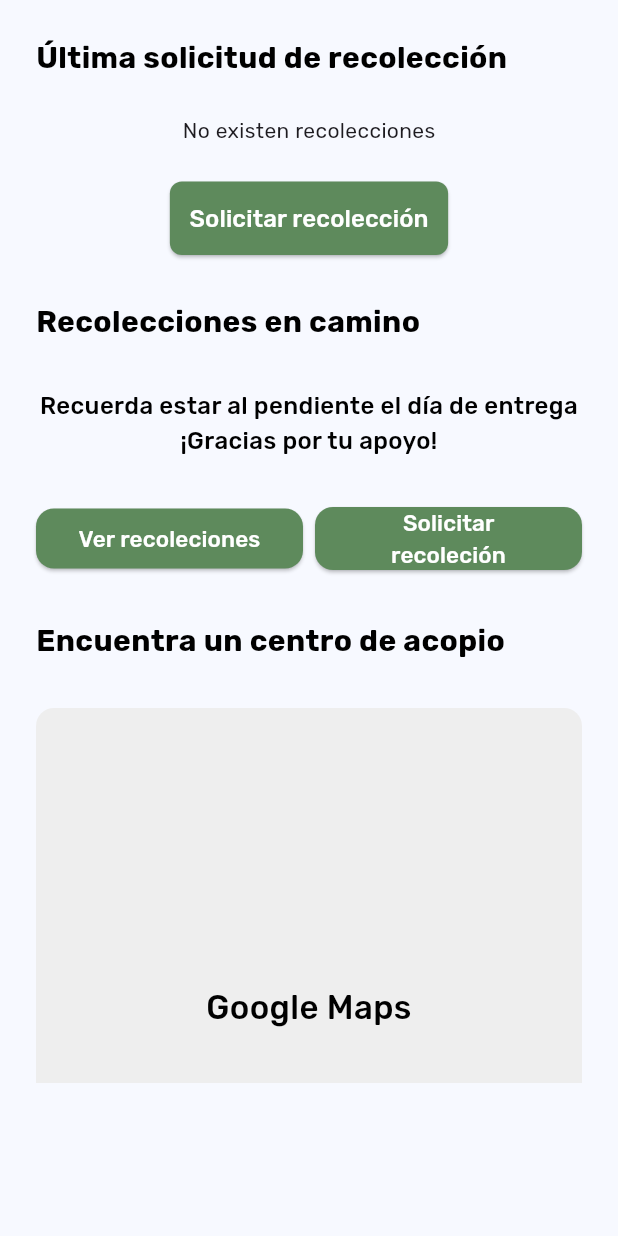
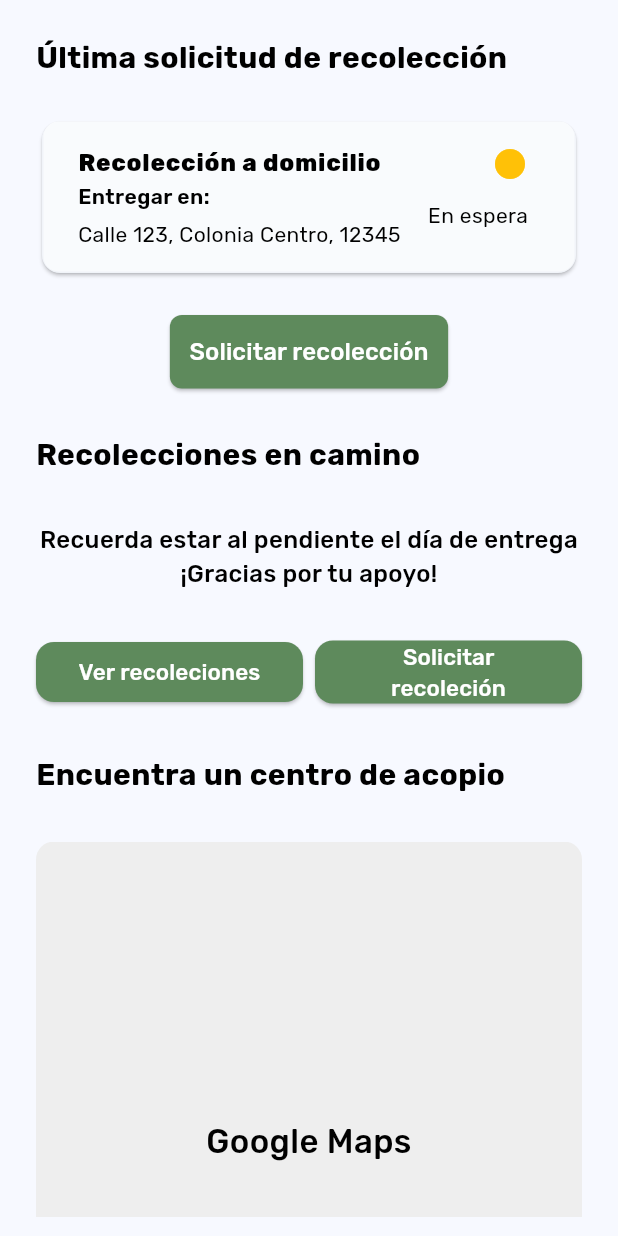
Before and after one commit to julianvent/acopiatech-app, a Flutter app: the UserHomeView screen opened directly, on a phone screen of 412 x 824 dp. Run offline on Flutter 3.47's test engine with Material 3 defaults, Android fonts, the phone set to English and light mode, and no system bars; our stand-ins replace animated_splash_screen, cloud_firestore, equatable, firebase_auth, firebase_core, firebase_storage and 7 more; accounts and stored records are empty; network calls fail.

Commit message:
get last collection part 1

```diff
--- a/lib/services/cloud/collections/bloc/collection_bloc.dart
+++ b/lib/services/cloud/collections/bloc/collection_bloc.dart
@@ -1,5 +1,3 @@
-import 'dart:developer';
-
 import 'package:acopiatech/services/auth/auth_service.dart';
 import 'package:acopiatech/services/cloud/collections/bloc/collection_event.dart';
 import 'package:acopiatech/services/cloud/collections/bloc/collection_state.dart';
@@ -29,6 +27,14 @@ class CollectionBloc extends Bloc<CollectionEvent, CollectionState> {
       );
     });
 
+    on<CollectionEventLoadLastCollection>((event, emit) {
+      emit(
+        CollectionStateLoadedLastCollection(collection: null, isLoading: true),
+      );
+
+
+    });
+
     on<CollectionEventCreateCollection>((event, emit) async {
       emit(CollectionStateCreatingCollection(isLoading: true, exception: null));
       final currentUser = await AuthService.firebase().currentUser;
--- a/lib/services/cloud/collections/bloc/collection_event.dart
+++ b/lib/services/cloud/collections/bloc/collection_event.dart
@@ -7,6 +7,10 @@ abstract class CollectionEvent {
 
 class CollectionEventLoadCollections extends CollectionEvent {
   const CollectionEventLoadCollections();
+}
+
+class CollectionEventLoadLastCollection extends CollectionEvent {
+  const CollectionEventLoadLastCollection();
 }
 
 class CollectionEventCreateCollection extends CollectionEvent {
--- a/lib/services/cloud/collections/bloc/collection_state.dart
+++ b/lib/services/cloud/collections/bloc/collection_state.dart
@@ -25,6 +25,16 @@ class CollectionStateLoadedCollections extends CollectionState {
   });
 }
 
+class CollectionStateLoadedLastCollection extends CollectionState {
+  final Collection? collection;
+
+  const CollectionStateLoadedLastCollection({
+    required this.collection,
+    required super.isLoading,
+    super.loadingText,
+  });
+}
+
 class CollectionStateCreatingCollection extends CollectionState {
   final Exception? exception;
 
--- a/lib/services/cloud/collections/collection_storage.dart
+++ b/lib/services/cloud/collections/collection_storage.dart
@@ -85,4 +85,13 @@ class CollectionStorage {
       throw CouldNotCreateCollectionException();
     }
   }
+
+  Future<Collection> getLastCollection({required String ownerUserId}) async {
+    final querySnapshot = await collections
+        .where(ownerUserIdFieldName, isEqualTo: ownerUserId)
+        .orderBy(timeCreatedFieldName, descending: true)
+        .limit(1)
+        .get()
+        .then();
+  }
 }
--- a/lib/views/user/collection/collection_list_view.dart
+++ b/lib/views/user/collection/collection_list_view.dart
@@ -1,4 +1,3 @@
-import 'package:acopiatech/constants/colors_palette.dart';
 import 'package:acopiatech/services/cloud/collections/collection.dart';
 import 'package:flutter/material.dart';
 
@@ -24,9 +23,6 @@ class CollectionListView extends StatelessWidget {
 
   @override
   Widget build(BuildContext context) {
-    if (collections.isEmpty) {
-      return const Text('No existen recolecciones');
-    }
     return Card(
       child: Stack(
         children: [
@@ -43,21 +39,30 @@ class CollectionListView extends StatelessWidget {
           ),
           Material(
             color: Colors.transparent,
+            child: Padding(
+              padding: const EdgeInsets.all(8.0),
               child: ListTile(
-              title: Text(
+                title: Row(
+                  children: [
+                    Text(
                       'Recolección a domicilio',
                       style: const TextStyle(
-                  fontSize: 18,
+                        fontSize: 16,
                         fontWeight: FontWeight.w800,
                         color: Colors.black,
                       ),
                     ),
+                    Spacer(),
+                    const Icon(Icons.circle, color: Colors.amber),
+                  ],
+                ),
                 subtitle: Row(
-                spacing: 30,
+                  spacing: 15,
                   children: [
                     Expanded(
                       child: Column(
                         crossAxisAlignment: CrossAxisAlignment.start,
+                        spacing: 5,
                         children: [
                           Text(
                             'Entregar en:',
@@ -82,14 +87,14 @@ class CollectionListView extends StatelessWidget {
                     Text(
                       '${getStatus()}',
                       style: const TextStyle(
-                      fontSize: 16,
+                        fontSize: 14,
                         fontWeight: FontWeight.w400,
                         color: Colors.black,
                       ),
                     ),
                   ],
                 ),
-              trailing: const Icon(Icons.circle, color: Colors.amber),
+              ),
             ),
           ),
         ],
```
Lines whose indentation alone changed are shown as unchanged.
